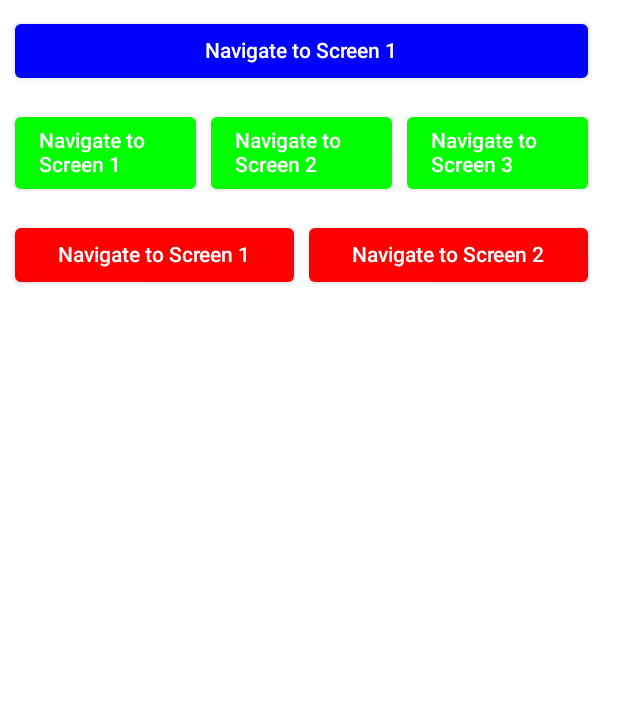
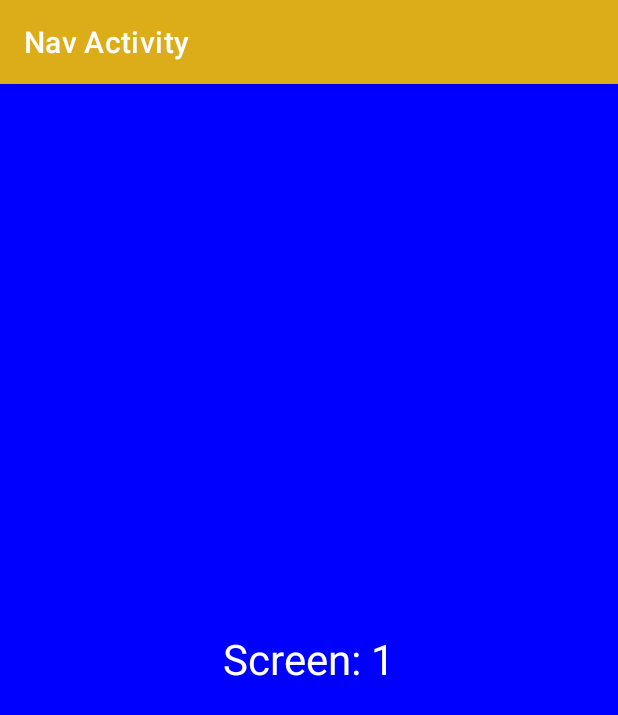
Before and after one commit to laurenyew/AgilityFitTodayApp, an Android app built with Jetpack Compose: the composable NavAnimationScreen shown on its own in the app's theme, after a tap on an icon or button, on a phone screen of 412 x 824 dp. Shown: the top 715 px of the screen. Run offline under Robolectric (Android 15) with nearby library versions, the phone set to English and light mode, and no system bars.

Commit message:
TECH-6: Add navigation to new activity

```diff
--- a/android/AgilityFitTodayApp/app/src/main/AndroidManifest.xml
+++ b/android/AgilityFitTodayApp/app/src/main/AndroidManifest.xml
@@ -27,6 +27,10 @@
             android:name=".ui.devsettings.DevSettingsActivity"
             android:exported="true"
             android:theme="@style/Theme.AppCompat.NoActionBar" />
+        <activity
+            android:name=".ui.devsettings.animation.NavActivity"
+            android:exported="false"
+            android:label="Nav Activity" />
     </application>
 
 </manifest>
--- /dev/null
+++ b/android/AgilityFitTodayApp/app/src/main/java/com/laurenyew/agilityfittodayapp/ui/devsettings/animation/NavActivity.kt
@@ -0,0 +1,56 @@
+package com.laurenyew.agilityfittodayapp.ui.devsettings.animation
+
+import android.os.Bundle
+import androidx.activity.compose.setContent
+import androidx.appcompat.app.AppCompatActivity
+import androidx.compose.foundation.background
+import androidx.compose.foundation.layout.Arrangement
+import androidx.compose.foundation.layout.Column
+import androidx.compose.foundation.layout.fillMaxSize
+import androidx.compose.material.Text
+import androidx.compose.ui.Alignment
+import androidx.compose.ui.Modifier
+import androidx.compose.ui.graphics.Color
+import androidx.compose.ui.graphics.toArgb
+import androidx.compose.ui.unit.ExperimentalUnitApi
+import androidx.compose.ui.unit.TextUnit
+import androidx.compose.ui.unit.TextUnitType
+import com.laurenyew.agilityfittodayapp.ui.theme.AgilityFitTodayTheme
+
+/**
+ * Sample nav activity to get to from [NavAnimationScreen]
+ */
+class NavActivity : AppCompatActivity() {
+
+    @OptIn(ExperimentalUnitApi::class)
+    override fun onCreate(savedInstanceState: Bundle?) {
+        super.onCreate(savedInstanceState)
+
+
+        val color = Color(intent.getIntExtra(COLOR_INTENT_KEY, Color.Black.toArgb()))
+        val screenNum = intent.getIntExtra(SCREEN_NUM_KEY, 0)
+
+        setContent {
+            AgilityFitTodayTheme {
+                Column(
+                    horizontalAlignment = Alignment.CenterHorizontally,
+                    verticalArrangement = Arrangement.Center,
+                    modifier = Modifier
+                        .background(color)
+                        .fillMaxSize()
+                ) {
+                    Text(
+                        "Screen: $screenNum",
+                        color = Color.White,
+                        fontSize = TextUnit(28f, TextUnitType.Sp)
+                    )
+                }
+            }
+        }
+    }
+
+    companion object {
+        const val COLOR_INTENT_KEY = "Color"
+        const val SCREEN_NUM_KEY = "Screen_Num"
+    }
+}
--- a/android/AgilityFitTodayApp/app/src/main/java/com/laurenyew/agilityfittodayapp/ui/devsettings/animation/NavAnimationScreen.kt
+++ b/android/AgilityFitTodayApp/app/src/main/java/com/laurenyew/agilityfittodayapp/ui/devsettings/animation/NavAnimationScreen.kt
@@ -1,5 +1,7 @@
 package com.laurenyew.agilityfittodayapp.ui.devsettings.animation
 
+import android.content.Context
+import android.content.Intent
 import androidx.compose.foundation.layout.Column
 import androidx.compose.foundation.layout.Row
 import androidx.compose.foundation.layout.Spacer
@@ -12,9 +14,10 @@ import androidx.compose.material.Text
 import androidx.compose.runtime.Composable
 import androidx.compose.ui.Modifier
 import androidx.compose.ui.graphics.Color
+import androidx.compose.ui.graphics.toArgb
+import androidx.compose.ui.platform.LocalContext
 import androidx.compose.ui.tooling.preview.Preview
 import androidx.compose.ui.unit.dp
-import timber.log.Timber
 
 /**
  * Animation screens showing button / card animation into a new screen
@@ -23,7 +26,7 @@ import timber.log.Timber
 fun NavAnimationScreen() {
     Column {
         RowOfBoxes(numBoxes = 1)
-        RowOfBoxes(numBoxes = 3, boxColor = Color.Green)
+        RowOfBoxes(numBoxes = 3, boxColor = Color.DarkGray)
         RowOfBoxes(numBoxes = 2, boxColor = Color.Red)
     }
 }
@@ -32,11 +35,9 @@ fun NavAnimationScreen() {
 fun RowOfBoxes(
     numBoxes: Int,
     boxColor: Color = Color.Blue,
-    onClick: (boxNum: Int) -> Unit = { boxNum ->
-        Timber.d("Clicked box $boxNum")
-    },
     modifier: Modifier = Modifier
 ) {
+    val context = LocalContext.current
     Row(modifier = modifier.padding(10.dp)) {
         for (index in 1..numBoxes) {
             Button(
@@ -49,7 +50,9 @@ fun RowOfBoxes(
                     contentColor = Color.White
                 ),
 
-                onClick = { onClick(index) }
+                onClick = {
+                    openNavActivity(context = context, color = boxColor, screenNum = index)
+                }
             ) {
                 Text("Navigate to Screen $index")
             }
@@ -58,8 +61,11 @@ fun RowOfBoxes(
     }
 }
 
-fun Button(modifier: Modifier, onClick: () -> Unit) {
-
+private fun openNavActivity(context: Context, color: Color, screenNum: Int) {
+    val intent = Intent(context, NavActivity::class.java)
+    intent.putExtra(NavActivity.COLOR_INTENT_KEY, color.toArgb())
+    intent.putExtra(NavActivity.SCREEN_NUM_KEY, screenNum)
+    context.startActivity(intent)
 }
 
 @Preview
```
